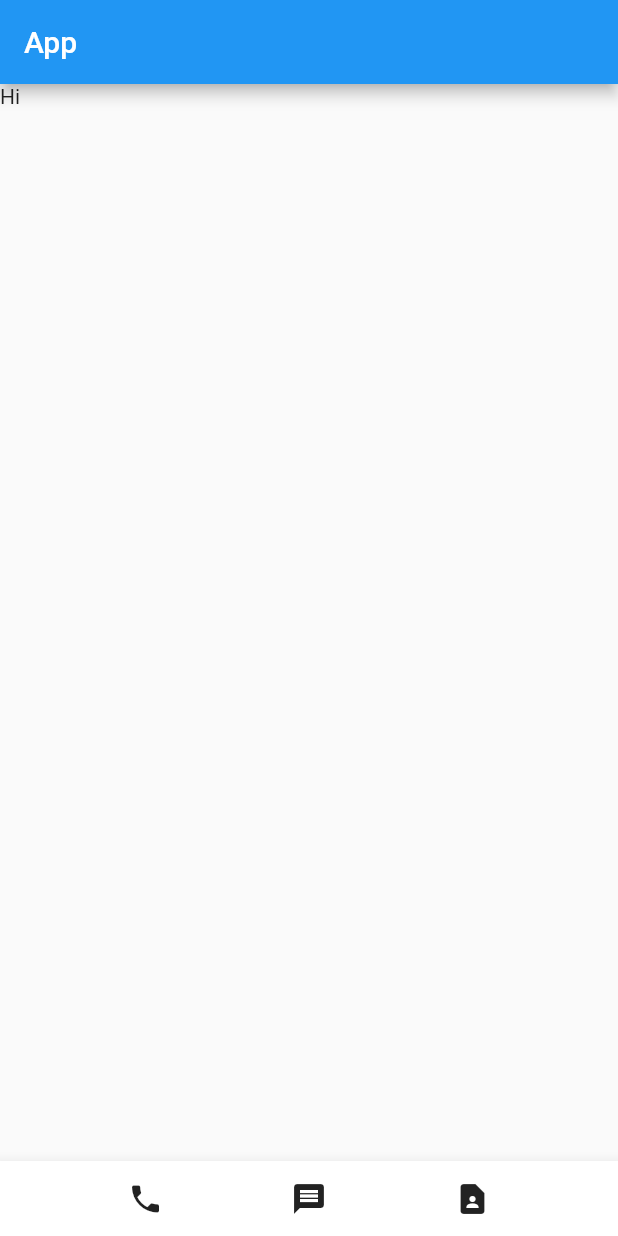
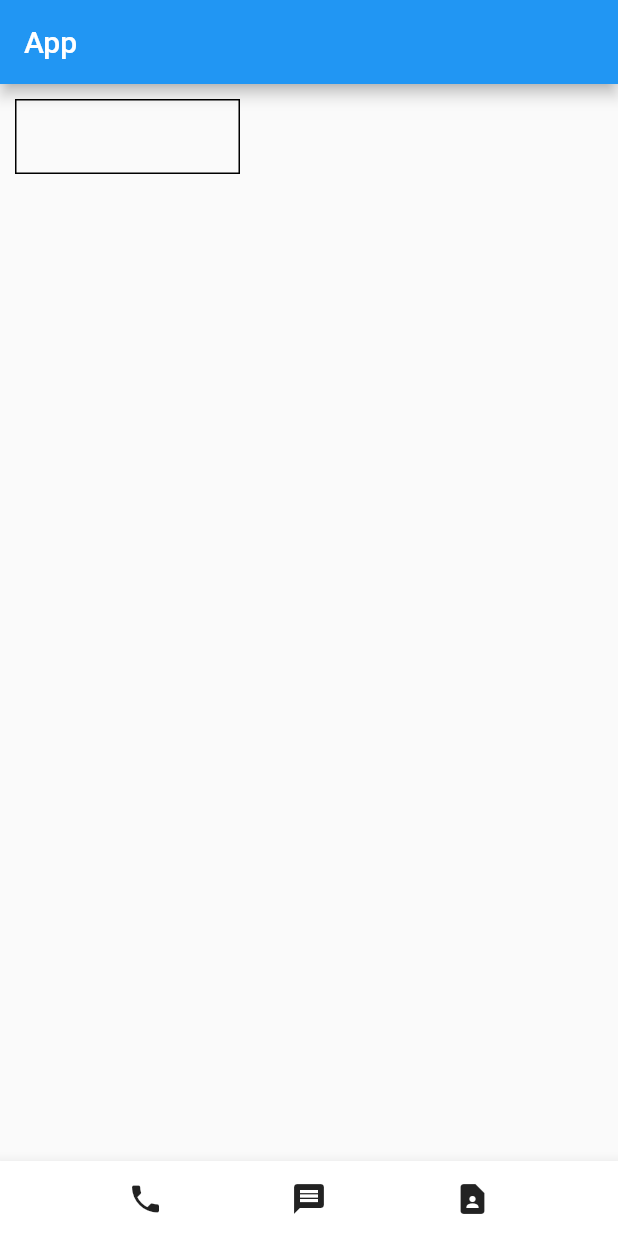
Before and after one commit to ByeongJuP/simple-flutter, a Flutter app: the screen it shows after launch, on a phone screen of 412 x 824 dp. Run offline on Flutter 3.47's test engine with Material 2 defaults, Android fonts, the phone set to English and light mode, and no system bars.

Commit message:
add: base body

```diff
--- a/lib/main.dart
+++ b/lib/main.dart
@@ -12,7 +12,12 @@ class MyApp extends StatelessWidget {
     return MaterialApp(
       home: Scaffold(
         appBar: AppBar( title: const Text('App')),
-        body: const Text('Hi'),
+        body: Container(
+          width: 150, height: 50, margin: EdgeInsets.all(10), padding: EdgeInsets.fromLTRB(0, 30, 0, 0),
+          decoration: BoxDecoration(
+            border: Border.all(color: Colors.black)
+          ),
+        ),
         bottomNavigationBar: BottomAppBar(
           child: SizedBox(
             height: 50,
```
